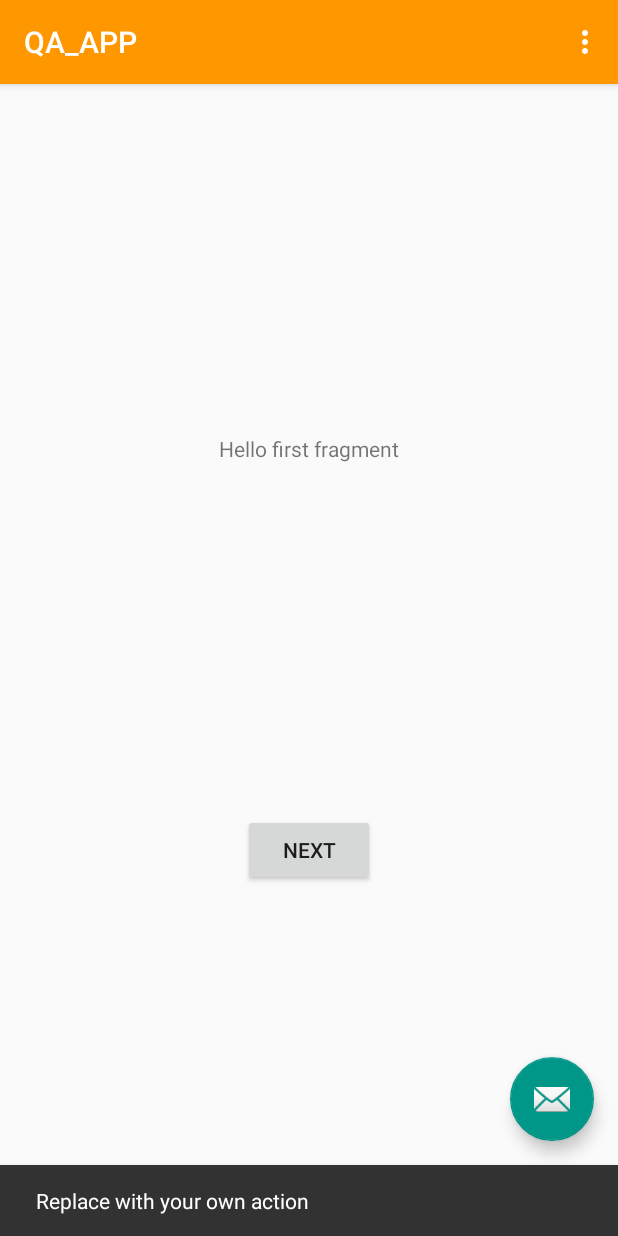
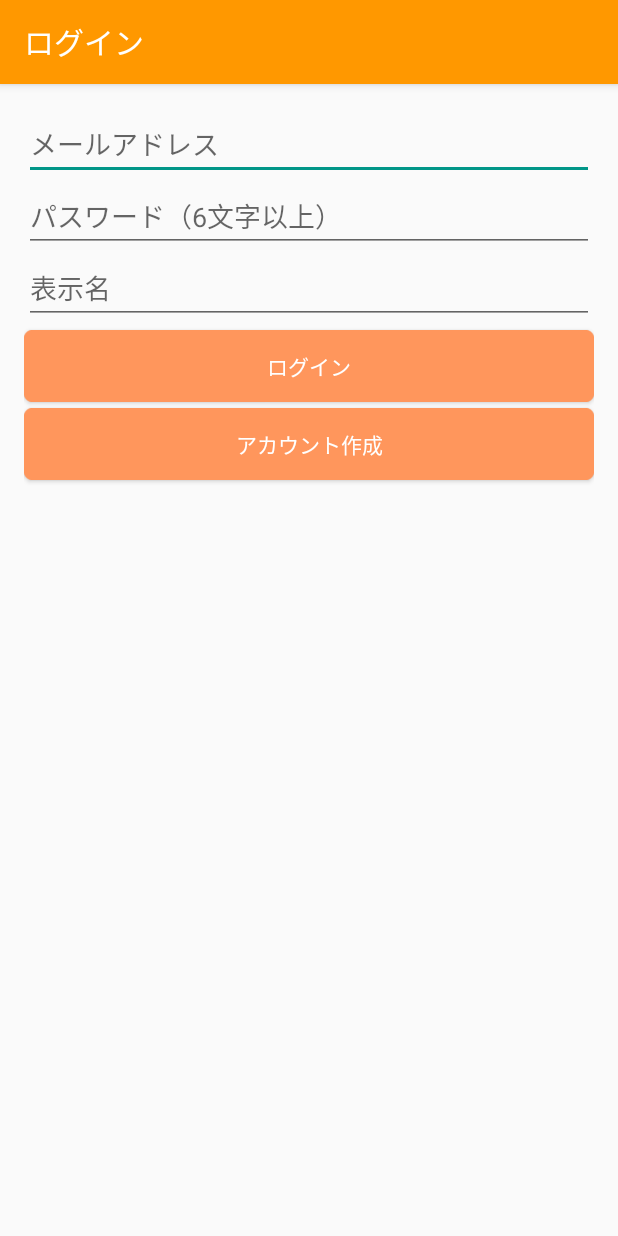
Before and after one commit to umacchi/QA_APP, an Android app: the screen it shows after launch (MainActivity before the commit, LoginActivity after it), after a tap on an icon or button, on a phone screen of 412 x 824 dp. Run offline under Robolectric (Android 15) with nearby library versions, the phone set to English and light mode, and no system bars; our stand-ins replace Firebase (no records; nobody signed in at launch, a user with empty details on screens opened directly); libraries missing offline, so code that uses them is left out: jp.techacademy.hide.

Commit message:
create signup

```diff
--- a/app/src/main/AndroidManifest.xml
+++ b/app/src/main/AndroidManifest.xml
@@ -9,6 +9,7 @@
         android:roundIcon="@mipmap/ic_launcher_round"
         android:supportsRtl="true"
         android:theme="@style/AppTheme">
+        <activity android:name=".LoginActivity"></activity>
         <activity
             android:name=".MainActivity"
             android:label="@string/app_name"
--- /dev/null
+++ b/app/src/main/java/jp/techacademy/hide/yui/qa_app/Const.kt
@@ -0,0 +1,13 @@
+package jp.techacademy.hide.yui.qa_app
+
+// Firebaseにユーザの表示名を保存するパス
+const val UsersPATH = "users"
+
+// Firebaseに質問を保存するバス
+const val ContentsPATH = "contents"
+
+// Firebaseに回答を保存するパス
+const val AnswersPATH = "answers"
+
+// Preferenceに表示名を保存する時のキー
+const val NameKEY = "name"
--- a/app/src/main/java/jp/techacademy/hide/yui/qa_app/MainActivity.kt
+++ b/app/src/main/java/jp/techacademy/hide/yui/qa_app/MainActivity.kt
@@ -1,22 +1,36 @@
 package jp.techacademy.hide.yui.qa_app
 
+import android.content.Intent  // ← 追加
 import android.os.Bundle
-import com.google.android.material.floatingactionbutton.FloatingActionButton
-import com.google.android.material.snackbar.Snackbar
 import androidx.appcompat.app.AppCompatActivity
 import android.view.Menu
 import android.view.MenuItem
+import com.google.firebase.auth.FirebaseAuth  // ← 追加
+// findViewById()を呼び出さずに該当Viewを取得するために必要となるインポート宣言
+import kotlinx.android.synthetic.main.activity_main.*  // ← 追加
 
 class MainActivity : AppCompatActivity() {
 
     override fun onCreate(savedInstanceState: Bundle?) {
         super.onCreate(savedInstanceState)
         setContentView(R.layout.activity_main)
-        setSupportActionBar(findViewById(R.id.toolbar))
 
-        findViewById<FloatingActionButton>(R.id.fab).setOnClickListener { view ->
-            Snackbar.make(view, "Replace with your own action", Snackbar.LENGTH_LONG)
-                    .setAction("Action", null).show()
+        // ～～ ここから
+        // idがtoolbarがインポート宣言により取得されているので
+        // id名でActionBarのサポートを依頼
+        setSupportActionBar(toolbar)
+
+        // fabにClickリスナーを登録
+        fab.setOnClickListener { _ ->
+            // ログイン済みのユーザーを取得する
+            val user = FirebaseAuth.getInstance().currentUser
+
+            // ログインしていなければログイン画面に遷移させる
+            if (user == null) {
+                val intent = Intent(applicationContext, LoginActivity::class.java)
+                startActivity(intent)
+            }
+            // ～～ ここまで
         }
     }
 
--- /dev/null
+++ b/app/src/main/res/drawable/custom_button.xml
@@ -0,0 +1,6 @@
+<?xml version="1.0" encoding="utf-8"?>
+<selector xmlns:android="http://schemas.android.com/apk/res/android">
+    <item android:drawable="@drawable/btn_pressed"
+        android:state_pressed="true" />
+    <item android:drawable="@drawable/btn" />
+</selector>
--- /dev/null
+++ b/app/src/main/res/layout/activity_login.xml
@@ -0,0 +1,64 @@
+<?xml version="1.0" encoding="utf-8"?>
+<RelativeLayout
+    xmlns:android="http://schemas.android.com/apk/res/android"
+    xmlns:tools="http://schemas.android.com/tools"
+    android:layout_width="match_parent"
+    android:layout_height="match_parent"
+    android:paddingBottom="16dp"
+    android:paddingLeft="16dp"
+    android:paddingRight="16dp"
+    android:paddingTop="16dp"
+    tools:context=".LoginActivity">
+
+    <LinearLayout
+        android:layout_width="match_parent"
+        android:layout_height="match_parent"
+        android:orientation="vertical">
+
+        <EditText
+            android:layout_width="match_parent"
+            android:layout_height="wrap_content"
+            android:id="@+id/emailText"
+            android:hint="@string/login_email_hint" />
+
+        <EditText
+            android:layout_width="match_parent"
+            android:layout_height="wrap_content"
+            android:inputType="textPassword"
+            android:hint="@string/login_pass_hint"
+            android:id="@+id/passwordText" />
+
+        <EditText
+            android:layout_width="match_parent"
+            android:layout_height="wrap_content"
+            android:hint="@string/login_name_hint"
+            android:id="@+id/nameText" />
+
+        <Button
+            android:layout_width="match_parent"
+            android:layout_height="wrap_content"
+            android:layout_marginTop="4dp"
+            android:text="@string/login_title"
+            android:id="@+id/loginButton"
+            android:background="@drawable/custom_button"
+            android:textColor="@color/colorButtonText" />
+
+        <Button
+            android:layout_width="match_parent"
+            android:layout_height="wrap_content"
+            android:layout_marginTop="4dp"
+            android:text="@string/login_createbutton_text"
+            android:id="@+id/createButton"
+            android:background="@drawable/custom_button"
+            android:textColor="@color/colorButtonText" />
+    </LinearLayout>
+
+    <ProgressBar
+        android:id="@+id/progressBar"
+        style="?android:attr/progressBarStyle"
+        android:layout_width="wrap_content"
+        android:layout_height="wrap_content"
+        android:layout_centerInParent="true"
+        android:visibility="gone"/>
+
+</RelativeLayout>
--- a/app/src/main/res/layout/activity_main.xml
+++ b/app/src/main/res/layout/activity_main.xml
@@ -28,6 +28,6 @@
         android:layout_height="wrap_content"
         android:layout_gravity="bottom|end"
         android:layout_margin="@dimen/fab_margin"
-        app:srcCompat="@android:drawable/ic_dialog_email" />
+        android:src="@drawable/plus" />   <!-- plus.pngを使うようにする -->
 
 </androidx.coordinatorlayout.widget.CoordinatorLayout>
--- a/app/src/main/res/layout/content_main.xml
+++ b/app/src/main/res/layout/content_main.xml
@@ -1,19 +1,18 @@
 <?xml version="1.0" encoding="utf-8"?>
-<androidx.constraintlayout.widget.ConstraintLayout xmlns:android="http://schemas.android.com/apk/res/android"
+<RelativeLayout xmlns:android="http://schemas.android.com/apk/res/android"
     xmlns:app="http://schemas.android.com/apk/res-auto"
+    xmlns:tools="http://schemas.android.com/tools"
     android:layout_width="match_parent"
     android:layout_height="match_parent"
-    app:layout_behavior="@string/appbar_scrolling_view_behavior">
+    android:paddingBottom="16dp"
+    android:paddingLeft="16dp"
+    android:paddingRight="16dp"
+    android:paddingTop="16dp"
+    app:layout_behavior="@string/appbar_scrolling_view_behavior"
+    tools:context="jp.techacademy.hide.yui.qa_app.MainActivity">
 
-    <fragment
-        android:id="@+id/nav_host_fragment"
-        android:name="androidx.navigation.fragment.NavHostFragment"
-        android:layout_width="0dp"
-        android:layout_height="0dp"
-        app:defaultNavHost="true"
-        app:layout_constraintBottom_toBottomOf="parent"
-        app:layout_constraintLeft_toLeftOf="parent"
-        app:layout_constraintRight_toRightOf="parent"
-        app:layout_constraintTop_toTopOf="parent"
-        app:navGraph="@navigation/nav_graph" />
-</androidx.constraintlayout.widget.ConstraintLayout>
+    <ListView
+        android:layout_width="match_parent"
+        android:layout_height="match_parent"
+        android:id="@+id/listView" />
+</RelativeLayout>
--- a/app/src/main/res/values/strings.xml
+++ b/app/src/main/res/values/strings.xml
@@ -9,4 +9,16 @@
 
     <string name="hello_first_fragment">Hello first fragment</string>
     <string name="hello_second_fragment">Hello second fragment. Arg: %1$s</string>
+
+    <!-- ログイン画面用文字列 -->
+    <string name="login_email_hint">メールアドレス</string>
+    <string name="login_pass_hint">パスワード（6文字以上）</string>
+    <string name="login_name_hint">表示名</string>
+    <string name="login_createbutton_text">アカウント作成</string>
+
+    <string name="login_title">ログイン</string>
+    <string name="create_account_failure_message">アカウント作成に失敗しました</string>
+    <string name="login_failure_message">ログインに失敗しました</string>
+    <string name="login_error_message">正しく入力してください</string>
+
 </resources>
```
Also changed, not shown: app/src/main/java/jp/techacademy/hide/yui/qa_app/LoginActivity.kt (added, +165 -0 lines).
